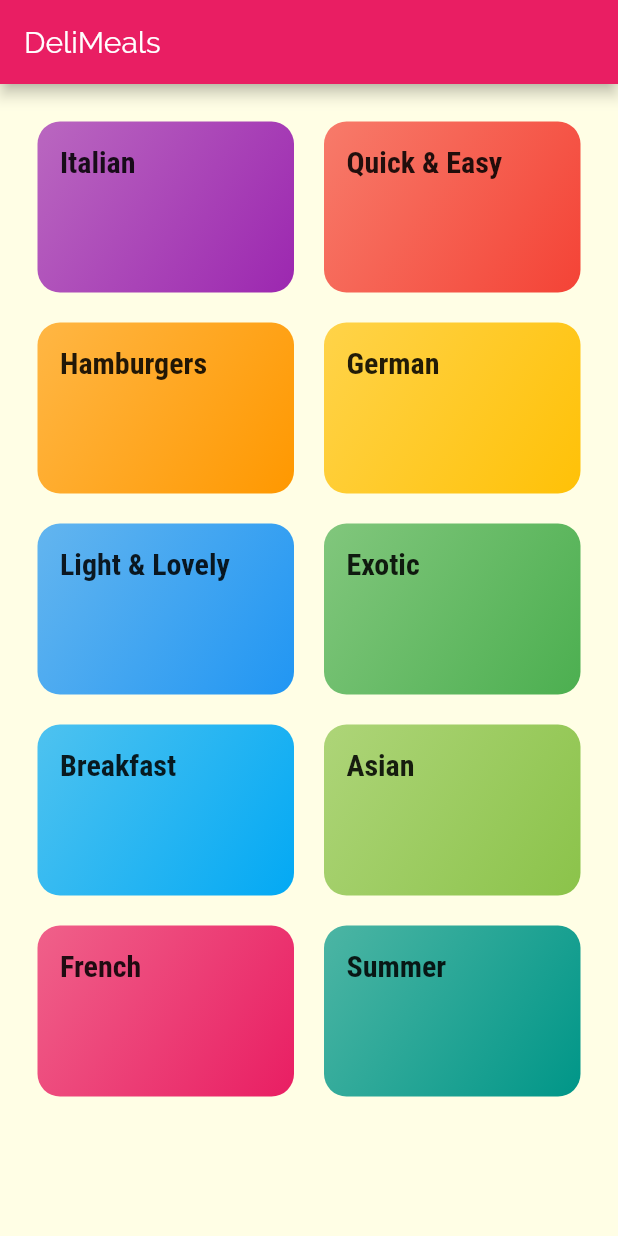
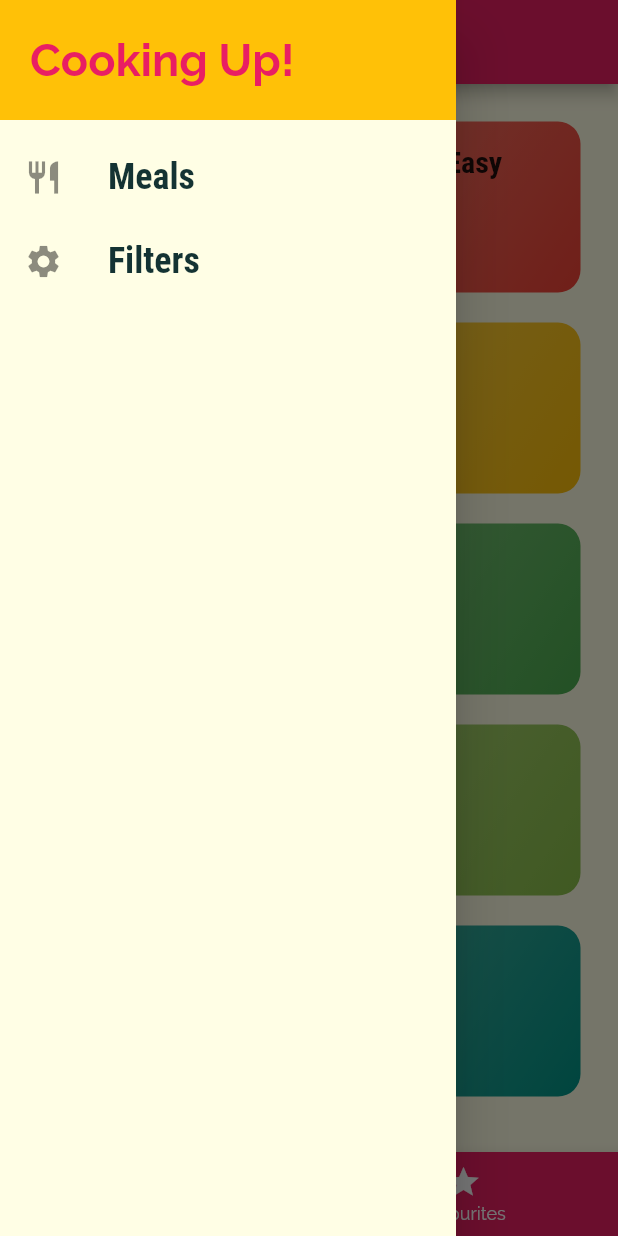
Before and after one commit to sasidharan84/flutter_Deli_Meals, a Flutter app: the screen it shows after launch, with the side drawer open (before the commit the screen has no drawer), on a phone screen of 412 x 824 dp. Run offline on Flutter 3.47's test engine with Material 2 defaults, Android fonts, the phone set to English and light mode, and no system bars.

Commit message:
Update_20200827_01

```diff
--- a/lib/routes/route_table.dart
+++ b/lib/routes/route_table.dart
@@ -1,12 +1,17 @@
 import 'package:flutter/cupertino.dart';
-import 'package:flutter_Deli_Meals/widgets/categories_meals_screen.dart';
-import 'package:flutter_Deli_Meals/widgets/categories_screen.dart';
+import 'package:flutter_Deli_Meals/screens/categories_meals_screen.dart';
+import 'package:flutter_Deli_Meals/screens/categories_screen.dart';
+import 'package:flutter_Deli_Meals/screens/filters_screen.dart';
+import 'package:flutter_Deli_Meals/screens/meal_detail_screen.dart';
+import 'package:flutter_Deli_Meals/screens/tabs_screen.dart';
 
 class RouteTable {
   static const landingPage = CategoriesScreen.routeName;
 
   static Map<String, Widget Function(BuildContext)> routes = {
-    CategoriesScreen.routeName: (ctx) => CategoriesScreen(),
+    TabsScreen.routeName: (ctx) => TabsScreen(),
     CategoriesMealsScreen.routeName: (ctx) => CategoriesMealsScreen(),
+    MealDetail.routeName: (ctx) => MealDetail(),
+    FiltersScreen.routeName: (ctx) => FiltersScreen(),
   };
 }
--- /dev/null
+++ b/lib/screens/categories_screen.dart
@@ -0,0 +1,28 @@
+import 'package:flutter/material.dart';
+
+import '../widgets/category_item.dart';
+import '../data/dummy_catagories.dart';
+
+class CategoriesScreen extends StatelessWidget {
+  static const routeName = '/';
+
+  @override
+  Widget build(BuildContext context) {
+    return GridView(
+      padding: EdgeInsets.all(25),
+      children: DUMMY_CATEGORIES
+          .map((e) => CategoryItem(
+                id: e.id,
+                title: e.title,
+                color: e.color,
+              ))
+          .toList(),
+      gridDelegate: SliverGridDelegateWithMaxCrossAxisExtent(
+        maxCrossAxisExtent: 200,
+        childAspectRatio: 3 / 2,
+        crossAxisSpacing: 20,
+        mainAxisSpacing: 20,
+      ),
+    );
+  }
+}
--- /dev/null
+++ b/lib/screens/filters_screen.dart
@@ -0,0 +1,19 @@
+import 'package:flutter/material.dart';
+import 'package:flutter_Deli_Meals/widgets/main_drawer.dart';
+
+class FiltersScreen extends StatelessWidget {
+  static const routeName = '/filters';
+
+  @override
+  Widget build(BuildContext context) {
+    return Scaffold(
+      appBar: AppBar(
+        title: Text('Filters'),
+      ),
+      drawer: MainDrawer(),
+      body: Center(
+        child: Text('Filters'),
+      ),
+    );
+  }
+}
--- /dev/null
+++ b/lib/screens/tabs_screen.dart
@@ -0,0 +1,53 @@
+import 'package:flutter/material.dart';
+import 'package:flutter_Deli_Meals/screens/categories_screen.dart';
+import 'package:flutter_Deli_Meals/screens/favourites_screen.dart';
+import 'package:flutter_Deli_Meals/widgets/main_drawer.dart';
+
+class TabsScreen extends StatefulWidget {
+  static const routeName = '/';
+
+  @override
+  _TabsScreenState createState() => _TabsScreenState();
+}
+
+class _TabsScreenState extends State<TabsScreen> {
+  final List<Map<String, Object>> _pages = [
+    {'page': CategoriesScreen(), 'title': 'Meals'},
+    {'page': FavouritesScreen(), 'title': 'Your Favourites'},
+  ];
+
+  int _selectedPageIndex = 0;
+
+  @override
+  Widget build(BuildContext context) {
+    return Scaffold(
+      appBar: AppBar(
+        title: Text(_pages[_selectedPageIndex]['title']),
+      ),
+      body: _pages[_selectedPageIndex]['page'],
+      drawer: MainDrawer(),
+      bottomNavigationBar: BottomNavigationBar(
+          onTap: _selectPage,
+          backgroundColor: Theme.of(context).primaryColor,
+          selectedItemColor: Theme.of(context).accentColor,
+          unselectedItemColor: Colors.white,
+          currentIndex: _selectedPageIndex,
+          items: [
+            BottomNavigationBarItem(
+              icon: Icon(Icons.category),
+              title: Text('Categories'),
+            ),
+            BottomNavigationBarItem(
+              icon: Icon(Icons.star),
+              title: Text('Favourites'),
+            ),
+          ]),
+    );
+  }
+
+  void _selectPage(int value) {
+    setState(() {
+      _selectedPageIndex = value;
+    });
+  }
+}
--- a/lib/widgets/categories_screen.dart
+++ /dev/null
@@ -1,33 +0,0 @@
-import 'package:flutter/material.dart';
-
-import 'category_item.dart';
-import '../data/dummy_catagories.dart';
-
-class CategoriesScreen extends StatelessWidget {
-  static const routeName = '/';
-
-  @override
-  Widget build(BuildContext context) {
-    return Scaffold(
-      appBar: AppBar(
-        title: Text('DeliMeals'),
-      ),
-      body: GridView(
-        padding: EdgeInsets.all(25),
-        children: DUMMY_CATEGORIES
-            .map((e) => CategoryItem(
-                  id: e.id,
-                  title: e.title,
-                  color: e.color,
-                ))
-            .toList(),
-        gridDelegate: SliverGridDelegateWithMaxCrossAxisExtent(
-          maxCrossAxisExtent: 200,
-          childAspectRatio: 3 / 2,
-          crossAxisSpacing: 20,
-          mainAxisSpacing: 20,
-        ),
-      ),
-    );
-  }
-}
--- a/lib/widgets/category_item.dart
+++ b/lib/widgets/category_item.dart
@@ -1,6 +1,6 @@
 import 'package:flutter/material.dart';
 
-import 'categories_meals_screen.dart';
+import '../screens/categories_meals_screen.dart';
 
 class CategoryItem extends StatelessWidget {
   final String id;
--- /dev/null
+++ b/lib/widgets/main_drawer.dart
@@ -0,0 +1,66 @@
+import 'package:flutter/material.dart';
+import 'package:flutter_Deli_Meals/screens/categories_screen.dart';
+import 'package:flutter_Deli_Meals/screens/filters_screen.dart';
+
+class MainDrawer extends StatelessWidget {
+  Widget buildListTitle(String title, IconData icon, Function tapHandler) {
+    return ListTile(
+      leading: Icon(
+        icon,
+        size: 26,
+      ),
+      title: Text(
+        title,
+        style: TextStyle(
+          fontFamily: 'RobotoCondensed',
+          fontSize: 24,
+          fontWeight: FontWeight.bold,
+        ),
+      ),
+      onTap: tapHandler,
+    );
+  }
+
+  @override
+  Widget build(BuildContext context) {
+    return Drawer(
+      child: Column(
+        children: [
+          Container(
+            height: 80,
+            width: double.infinity,
+            color: Theme.of(context).accentColor,
+            padding: EdgeInsets.all(20),
+            alignment: Alignment.centerLeft,
+            child: Text(
+              'Cooking Up!',
+              style: TextStyle(
+                  color: Theme.of(context).primaryColor,
+                  fontSize: 30,
+                  fontWeight: FontWeight.bold),
+            ),
+          ),
+          SizedBox(
+            height: 10,
+          ),
+          buildListTitle(
+            'Meals',
+            Icons.restaurant,
+            () {
+              Navigator.of(context)
+                  .pushReplacementNamed(CategoriesScreen.routeName);
+            },
+          ),
+          buildListTitle(
+            'Filters',
+            Icons.settings,
+            () {
+              Navigator.of(context)
+                  .pushReplacementNamed(FiltersScreen.routeName);
+            },
+          ),
+        ],
+      ),
+    );
+  }
+}
```
Also changed, not shown: lib/screens/categories_meals_screen.dart (renamed from lib/widgets/categories_meals_screen.dart, +10 -1 lines), lib/screens/favourites_screen.dart (added, +10 -0 lines), lib/screens/meal_detail_screen.dart (added, +98 -0 lines), lib/widgets/meal_item.dart (added, +146 -0 lines), pubspec.lock.
